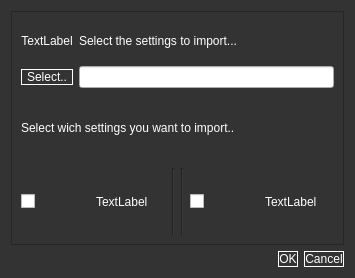
First picture: the form in Ui/importsettingsqt.ui, repository Vazquinhos/CatalunyaCircuit, before the edit.
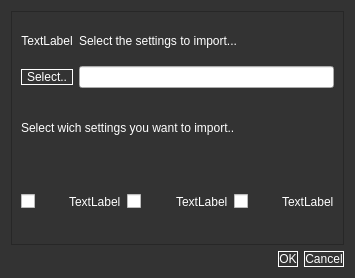
Second picture: the form after the edit.

What changed in the file:
```diff
--- a/Ui/importsettingsqt.ui
+++ b/Ui/importsettingsqt.ui
@@ -93,6 +93,20 @@
       </item>
       <item>
        <layout class="QHBoxLayout" name="horizontalLayout">
+        <item>
+         <widget class="QCheckBox" name="_lights">
+          <property name="text">
+           <string/>
+          </property>
+         </widget>
+        </item>
+        <item>
+         <widget class="QLabel" name="light_icon">
+          <property name="text">
+           <string>TextLabel</string>
+          </property>
+         </widget>
+        </item>
         <item>
          <widget class="QCheckBox" name="camera_chk">
           <property name="text">
@@ -107,20 +121,6 @@
           </property>
          </widget>
         </item>
-        <item>
-         <widget class="Line" name="line_2">
-          <property name="orientation">
-           <enum>Qt::Vertical</enum>
-          </property>
-         </widget>
-        </item>
-        <item>
-         <widget class="Line" name="line_3">
-          <property name="orientation">
-           <enum>Qt::Vertical</enum>
-          </property>
-         </widget>
-        </item>
         <item>
          <widget class="QCheckBox" name="car_chk">
           <property name="text">
```
